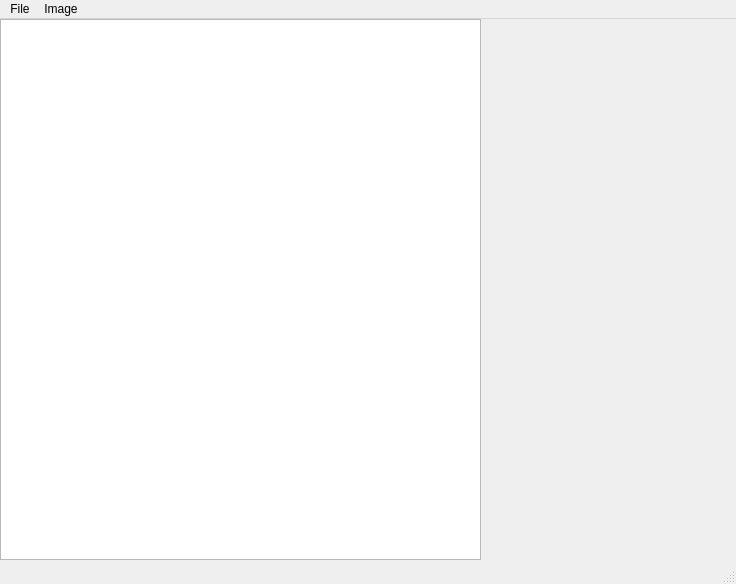
Before: the Qt Designer form mainwindow.ui in zheka20012/OMSIFontCreator, drawn with Qt 5.
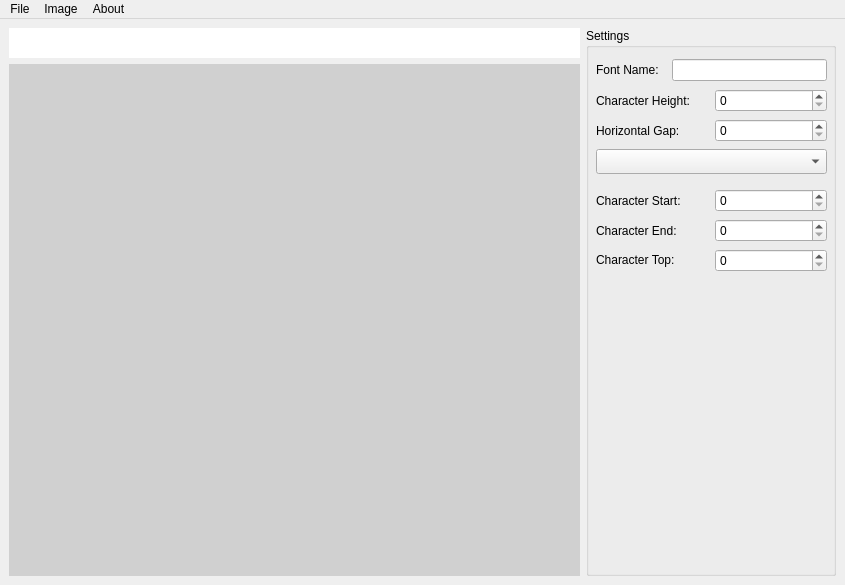
After: the same form once the commit is applied. Custom widgets are drawn as their Qt base class.

Commit message: Added Rulers, Modidied QGraphicsView, Added characters selection and modifying

Patch:
```diff
--- a/mainwindow.ui
+++ b/mainwindow.ui
@@ -6,40 +6,286 @@
    <rect>
     <x>0</x>
     <y>0</y>
-    <width>736</width>
-    <height>584</height>
+    <width>845</width>
+    <height>585</height>
    </rect>
   </property>
   <property name="windowTitle">
    <string>OMSI Font Creator</string>
   </property>
+  <property name="toolButtonStyle">
+   <enum>Qt::ToolButtonTextOnly</enum>
+  </property>
+  <property name="unifiedTitleAndToolBarOnMac">
+   <bool>false</bool>
+  </property>
   <widget class="QWidget" name="centralwidget">
-   <widget class="QGraphicsView" name="graphicsView">
-    <property name="geometry">
-     <rect>
-      <x>0</x>
-      <y>0</y>
-      <width>481</width>
-      <height>541</height>
-     </rect>
-    </property>
-    <property name="verticalScrollBarPolicy">
-     <enum>Qt::ScrollBarAlwaysOff</enum>
-    </property>
-    <property name="horizontalScrollBarPolicy">
-     <enum>Qt::ScrollBarAlwaysOff</enum>
-    </property>
-    <property name="resizeAnchor">
-     <enum>QGraphicsView::AnchorViewCenter</enum>
-    </property>
-   </widget>
+   <layout class="QHBoxLayout" name="horizontalLayout_2">
+    <item>
+     <layout class="QVBoxLayout" name="viewLayout">
+      <item>
+       <widget class="QListWidget" name="listWidget">
+        <property name="minimumSize">
+         <size>
+          <width>0</width>
+          <height>30</height>
+         </size>
+        </property>
+        <property name="maximumSize">
+         <size>
+          <width>16777215</width>
+          <height>30</height>
+         </size>
+        </property>
+        <property name="frameShape">
+         <enum>QFrame::NoFrame</enum>
+        </property>
+        <property name="frameShadow">
+         <enum>QFrame::Plain</enum>
+        </property>
+       </widget>
+      </item>
+      <item>
+       <widget class="CustomView" name="graphicsView" native="true">
+        <property name="sizePolicy">
+         <sizepolicy hsizetype="Expanding" vsizetype="Expanding">
+          <horstretch>0</horstretch>
+          <verstretch>0</verstretch>
+         </sizepolicy>
+        </property>
+        <property name="cursor">
+         <cursorShape>CrossCursor</cursorShape>
+        </property>
+        <property name="styleSheet">
+         <string notr="true">background-color: rgba(40, 40, 40, 40);</string>
+        </property>
+       </widget>
+      </item>
+     </layout>
+    </item>
+    <item>
+     <layout class="QHBoxLayout" name="horizontalLayout">
+      <item>
+       <widget class="QGroupBox" name="groupBox">
+        <property name="minimumSize">
+         <size>
+          <width>250</width>
+          <height>0</height>
+         </size>
+        </property>
+        <property name="baseSize">
+         <size>
+          <width>0</width>
+          <height>0</height>
+         </size>
+        </property>
+        <property name="title">
+         <string>Settings</string>
+        </property>
+        <widget class="QWidget" name="layoutWidget">
+         <property name="geometry">
+          <rect>
+           <x>10</x>
+           <y>60</y>
+           <width>231</width>
+           <height>25</height>
+          </rect>
+         </property>
+         <layout class="QHBoxLayout" name="horizontalLayout_5">
+          <item>
+           <widget class="QLabel" name="label_2">
+            <property name="text">
+             <string>Character Height:</string>
+            </property>
+           </widget>
+          </item>
+          <item>
+           <widget class="QSpinBox" name="characterHeightEdit">
+            <property name="suffix">
+             <string comment="px"/>
+            </property>
+            <property name="maximum">
+             <number>2048</number>
+            </property>
+           </widget>
+          </item>
+         </layout>
+        </widget>
+        <widget class="QWidget" name="layoutWidget_2">
+         <property name="geometry">
+          <rect>
+           <x>10</x>
+           <y>90</y>
+           <width>231</width>
+           <height>25</height>
+          </rect>
+         </property>
+         <layout class="QHBoxLayout" name="horizontalLayout_6">
+          <item>
+           <widget class="QLabel" name="label_3">
+            <property name="text">
+             <string>Horizontal Gap:</string>
+            </property>
+           </widget>
+          </item>
+          <item>
+           <widget class="QSpinBox" name="horizontalGapEdit">
+            <property name="suffix">
+             <string comment="px"/>
+            </property>
+            <property name="maximum">
+             <number>2048</number>
+            </property>
+           </widget>
+          </item>
+         </layout>
+        </widget>
+        <widget class="QWidget" name="layoutWidget">
+         <property name="geometry">
+          <rect>
+           <x>10</x>
+           <y>120</y>
+           <width>231</width>
+           <height>27</height>
+          </rect>
+         </property>
+         <layout class="QHBoxLayout" name="horizontalLayout_3">
+          <item>
+           <widget class="QComboBox" name="charactersBox">
+            <property name="minimumSize">
+             <size>
+              <width>0</width>
+              <height>25</height>
+             </size>
+            </property>
+           </widget>
+          </item>
+         </layout>
+        </widget>
+        <widget class="QWidget" name="layoutWidget">
+         <property name="geometry">
+          <rect>
+           <x>10</x>
+           <y>30</y>
+           <width>231</width>
+           <height>24</height>
+          </rect>
+         </property>
+         <layout class="QHBoxLayout" name="horizontalLayout_4">
+          <item>
+           <widget class="QLabel" name="label">
+            <property name="text">
+             <string>Font Name:  </string>
+            </property>
+           </widget>
+          </item>
+          <item>
+           <widget class="QLineEdit" name="fontNameText"/>
+          </item>
+         </layout>
+        </widget>
+        <widget class="QWidget" name="layoutWidget_3">
+         <property name="geometry">
+          <rect>
+           <x>10</x>
+           <y>160</y>
+           <width>231</width>
+           <height>25</height>
+          </rect>
+         </property>
+         <layout class="QHBoxLayout" name="horizontalLayout_7">
+          <item>
+           <widget class="QLabel" name="label_4">
+            <property name="text">
+             <string>Character Start:</string>
+            </property>
+           </widget>
+          </item>
+          <item>
+           <widget class="QSpinBox" name="characterStartXEdit">
+            <property name="suffix">
+             <string comment="px"/>
+            </property>
+            <property name="maximum">
+             <number>2048</number>
+            </property>
+           </widget>
+          </item>
+         </layout>
+        </widget>
+        <widget class="QWidget" name="layoutWidget_4">
+         <property name="geometry">
+          <rect>
+           <x>10</x>
+           <y>190</y>
+           <width>231</width>
+           <height>25</height>
+          </rect>
+         </property>
+         <layout class="QHBoxLayout" name="horizontalLayout_8">
+          <item>
+           <widget class="QLabel" name="label_5">
+            <property name="text">
+             <string>Character End:</string>
+            </property>
+           </widget>
+          </item>
+          <item>
+           <widget class="QSpinBox" name="characterEndXEdit">
+            <property name="suffix">
+             <string comment="px"/>
+            </property>
+            <property name="maximum">
+             <number>2048</number>
+            </property>
+           </widget>
+          </item>
+         </layout>
+        </widget>
+        <widget class="QWidget" name="layoutWidget_5">
+         <property name="geometry">
+          <rect>
+           <x>10</x>
+           <y>220</y>
+           <width>231</width>
+           <height>25</height>
+          </rect>
+         </property>
+         <layout class="QHBoxLayout" name="horizontalLayout_9">
+          <item>
+           <widget class="QLabel" name="label_6">
+            <property name="contextMenuPolicy">
+             <enum>Qt::DefaultContextMenu</enum>
+            </property>
+            <property name="text">
+             <string>&lt;html&gt;&lt;head/&gt;&lt;body&gt;&lt;p&gt;Character Top:&lt;/p&gt;&lt;/body&gt;&lt;/html&gt;</string>
+            </property>
+           </widget>
+          </item>
+          <item>
+           <widget class="QSpinBox" name="characterTopEdit">
+            <property name="suffix">
+             <string comment="px"/>
+            </property>
+            <property name="maximum">
+             <number>2048</number>
+            </property>
+           </widget>
+          </item>
+         </layout>
+        </widget>
+       </widget>
+      </item>
+     </layout>
+    </item>
+   </layout>
   </widget>
   <widget class="QMenuBar" name="menubar">
    <property name="geometry">
     <rect>
      <x>0</x>
      <y>0</y>
-     <width>736</width>
+     <width>845</width>
      <height>20</height>
     </rect>
    </property>
@@ -64,10 +310,18 @@
     <addaction name="actionLoad_Color_Image"/>
     <addaction name="actionRemove_Color_Imager"/>
    </widget>
+   <widget class="QMenu" name="menuAbout">
+    <property name="title">
+     <string>About</string>
+    </property>
+    <addaction name="actionAbout"/>
+    <addaction name="actionAbout_Qt"/>
+    <addaction name="actionWebDisk_Discussion"/>
+   </widget>
    <addaction name="menuFile"/>
    <addaction name="menuImage"/>
+   <addaction name="menuAbout"/>
   </widget>
-  <widget class="QStatusBar" name="statusbar"/>
   <action name="actionNew">
    <property name="text">
     <string>New</string>
@@ -114,6 +368,13 @@
    </property>
   </action>
  </widget>
+ <customwidgets>
+  <customwidget>
+   <class>CustomView</class>
+   <extends>QWidget</extends>
+   <header>customview.h</header>
+  </customwidget>
+ </customwidgets>
  <resources/>
  <connections/>
 </ui>
```
Left out of the diff: 36 changed lines with no effect on the pictures. The commit also changes 12 other files.
